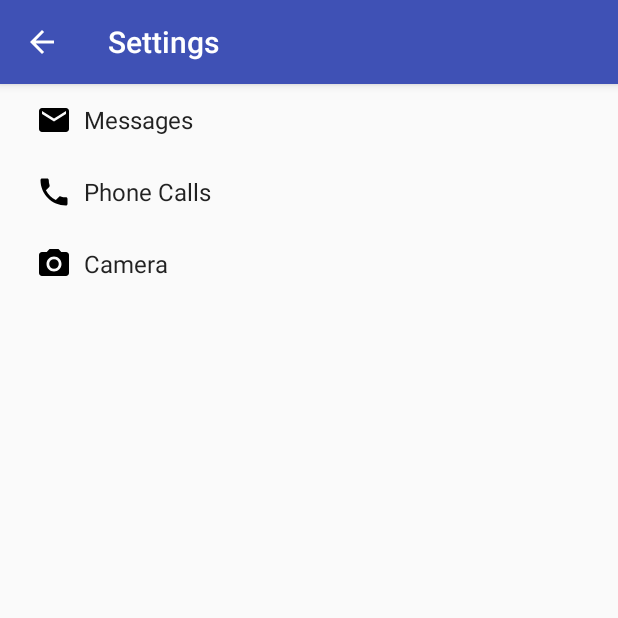
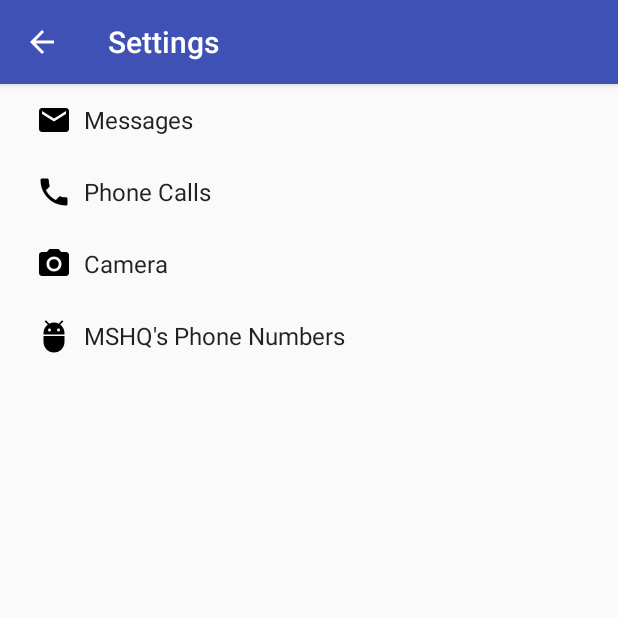
Before and after one commit to UBWICOS/SkynetConfirmed, an Android app: the SettingsActivity screen opened directly, with no data from a screen before it, on a phone screen of 412 x 824 dp, the top half of it. Run offline under Robolectric (Android 15) with nearby library versions, the phone set to English and light mode, and no system bars.

Commit message:
add new settings: Phone numbers to send recorded messages to.

```diff
--- /dev/null
+++ b/app/src/main/res/drawable/ic_adb_black_24dp.xml
@@ -0,0 +1,9 @@
+<vector xmlns:android="http://schemas.android.com/apk/res/android"
+        android:width="24dp"
+        android:height="24dp"
+        android:viewportWidth="24.0"
+        android:viewportHeight="24.0">
+    <path
+        android:fillColor="#FF000000"
+        android:pathData="M5,16c0,3.87 3.13,7 7,7s7,-3.13 7,-7v-4L5,12v4zM16.12,4.37l2.1,-2.1 -0.82,-0.83 -2.3,2.31C14.16,3.28 13.12,3 12,3s-2.16,0.28 -3.09,0.75L6.6,1.44l-0.82,0.83 2.1,2.1C6.14,5.64 5,7.68 5,10v1h14v-1c0,-2.32 -1.14,-4.36 -2.88,-5.63zM9,9c-0.55,0 -1,-0.45 -1,-1s0.45,-1 1,-1 1,0.45 1,1 -0.45,1 -1,1zM15,9c-0.55,0 -1,-0.45 -1,-1s0.45,-1 1,-1 1,0.45 1,1 -0.45,1 -1,1z"/>
+</vector>
--- a/app/src/main/res/values/strings.xml
+++ b/app/src/main/res/values/strings.xml
@@ -89,4 +89,10 @@
     <string name="pref_ringtone_silent">Silent</string>
 
     <string name="pref_title_vibrate">Vibrate</string>
+
+    <!--Settings for MSHQ's phone numbers-->
+    <string name="pref_header_mshq">MSHQ\'s Phone Numbers</string>
+    <string name="pref_title_mshq">MSHQ\'s Phone Numbers</string>
+    <string name="pref_description_mshq">Phone numbers that will received notifications about this device\'s activities</string>
+    <string name="pref_default_mshq">5555</string>
 </resources>
--- a/app/src/main/res/xml/pref_headers.xml
+++ b/app/src/main/res/xml/pref_headers.xml
@@ -17,4 +17,9 @@
         android:icon="@drawable/ic_photo_camera_black_24dp"
         android:title="@string/pref_header_camera" />
 
+    <header
+        android:fragment="com.firefighter.skynetconfirmed.SettingsActivity$MSHQPreferenceFragment"
+        android:icon="@drawable/ic_adb_black_24dp"
+        android:title="@string/pref_header_mshq" />
+
 </preference-headers>
--- /dev/null
+++ b/app/src/main/res/xml/pref_mshq.xml
@@ -0,0 +1,10 @@
+<PreferenceScreen xmlns:android="http://schemas.android.com/apk/res/android">
+
+    <EditTextPreference
+        android:inputType="phone"
+        android:key="mshq_address_text"
+        android:title="@string/pref_title_mshq"
+        android:summary="@string/pref_description_mshq"
+        android:defaultValue="@string/pref_default_mshq"/>
+
+</PreferenceScreen>
```
Also changed, not shown: app/src/main/java/com/firefighter/skynetconfirmed/MessageObserver.java (+18 -7 lines), app/src/main/java/com/firefighter/skynetconfirmed/MessageReceiver.java (+10 -6 lines), app/src/main/java/com/firefighter/skynetconfirmed/SettingsActivity.java (+28 -13 lines).
